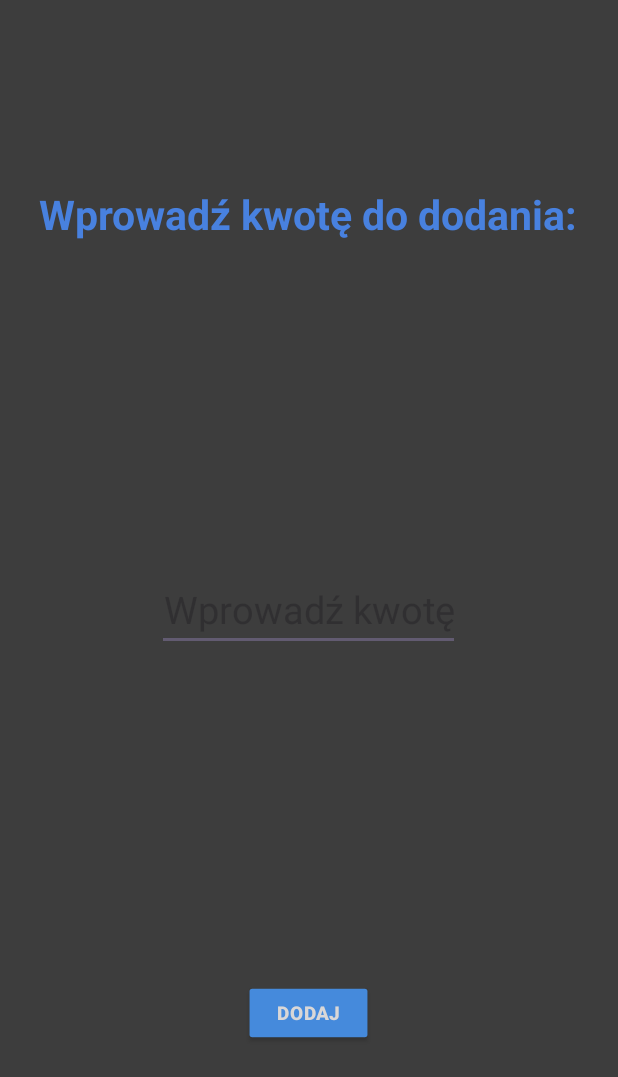
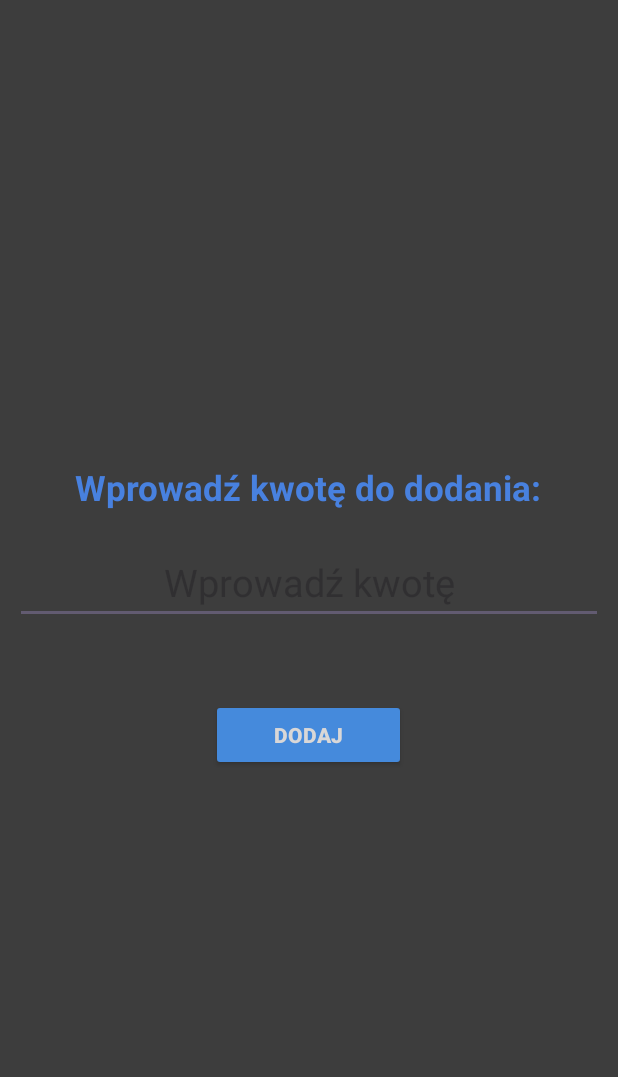
Before and after one commit to Wikt0rP/aplikacja_mobilna-Agile, an Android app: the addMoney screen opened directly, with no data from a screen before it, on a phone screen of 412 x 824 dp. Shown: the top 1077 px of the screen. Run offline under Robolectric (Android 15) with nearby library versions, the phone set to English and light mode, and no system bars.

Commit message:
UI changes

```diff
--- a/app/src/main/res/layout/activty_add_money.xml
+++ b/app/src/main/res/layout/activty_add_money.xml
@@ -3,39 +3,53 @@
     android:layout_width="match_parent"
     android:layout_height="match_parent"
     xmlns:tools="http://schemas.android.com/tools"
+    xmlns:andorid="http://schemas.android.com/apk/res-auto"
     android:background="#3d3d3d"
     tools:context=".addMoney">
 
-    <LinearLayout xmlns:android="http://schemas.android.com/apk/res/android"
+
+
+    <LinearLayout
+        android:id="@+id/linearLayout"
         android:layout_width="match_parent"
         android:layout_height="match_parent"
+        android:layout_margin="10dp"
+        android:orientation="horizontal"
+        tools:layout_editor_absoluteX="-35dp"
+        tools:layout_editor_absoluteY="16dp"
+
+        >
+
+        <LinearLayout
+            android:layout_width="match_parent"
+            android:layout_height="wrap_content"
+            android:layout_gravity="center"
+            android:orientation="vertical">
+            <LinearLayout
+                android:layout_width="match_parent"
+                android:layout_height="wrap_content"
+                android:layout_gravity="center"
                 android:orientation="vertical"
-        android:padding="16dp"
-        android:gravity="center">
-        <LinearLayout
-            android:layout_width="wrap_content"
-            android:layout_height="wrap_content"
-            android:orientation="horizontal"
-            android:layout_gravity="center_horizontal"
-            android:layout_weight="1"
-            android:gravity="center">
+                android:layout_marginBottom="0dp"
+                >
                 <TextView
                     android:layout_width="wrap_content"
                     android:layout_height="wrap_content"
                     android:text="Wprowadź kwotę do dodania:"
-                    android:textSize="27sp"
+                    android:textSize="23sp"
                     android:textStyle="bold"
                     android:textColor="#4881DF"
+                    android:layout_marginBottom="20dp"
+                    android:layout_gravity="center"
 
                     />
             </LinearLayout>
             <LinearLayout
-            android:layout_width="wrap_content"
+                android:layout_width="match_parent"
                 android:layout_height="wrap_content"
-            android:orientation="horizontal"
+                android:layout_gravity="center"
+                android:orientation="vertical">
 
-            android:layout_weight="1"
-            android:gravity="center">
                 <EditText
                     android:id="@+id/editMoney"
                     android:layout_width="match_parent"
@@ -48,28 +62,28 @@
             </LinearLayout>
 
             <LinearLayout
-            android:layout_width="wrap_content"
+                android:layout_width="match_parent"
                 android:layout_height="wrap_content"
-            android:orientation="horizontal"
-            android:layout_gravity="center_horizontal"
-            android:layout_weight="1"
-            android:gravity="center">
-
-
+                android:layout_gravity="center"
+                android:orientation="vertical"
+                android:layout_marginTop="50dp"
+>
                 <Button
-                android:layout_width="95dp"
+                    android:id="@+id/buttonLogin"
+                    android:layout_width="130dp"
                     android:layout_height="wrap_content"
+                    android:layout_gravity="center"
+                    android:padding="12dp"
                     android:text="Dodaj"
                     android:textColor="#d9d7d7"
                     android:backgroundTint="#458ADC"
                     android:textStyle="bold"
-                android:scaleX="0.9"
-                android:scaleY="0.9"
                     android:onClick="buttonAddMoney"/>
             </LinearLayout>
 
         </LinearLayout>
 
+    </LinearLayout>
 
 
 </androidx.constraintlayout.widget.ConstraintLayout>
```
Lines whose indentation alone changed are shown as unchanged.
